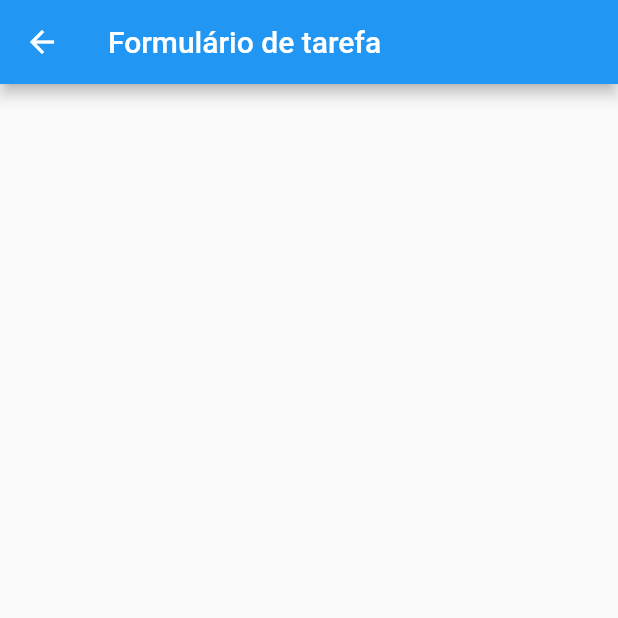
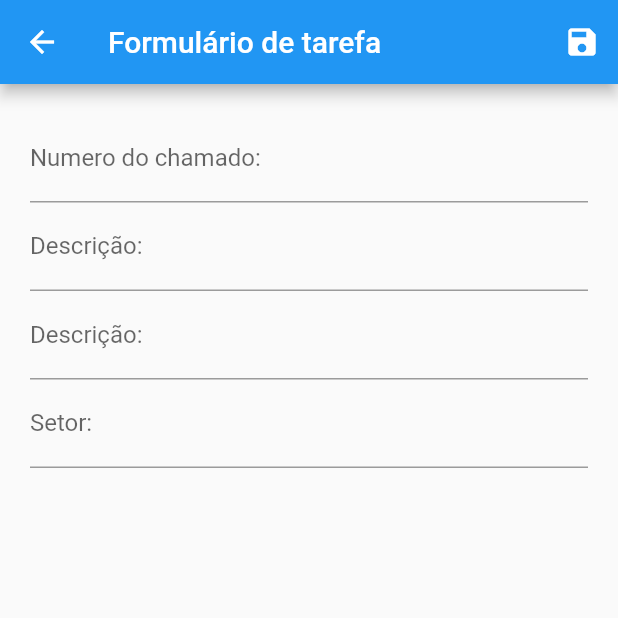
Before and after one commit to decolemos/new_task_list, a Flutter app: the screen it shows after launch, after a tap on the "add" icon, on a phone screen of 412 x 824 dp, the top half of it. Run offline on Flutter 3.47's test engine with Material 2 defaults, Android fonts, the light colour scheme and no system bars.

Commit message:
Inserindo logica

```diff
--- a/lib/app/app.dart
+++ b/lib/app/app.dart
@@ -19,7 +19,7 @@ class MyApp extends StatelessWidget {
       child: MaterialApp(
         routes: {
           AppRoutes.HOME: (_) => const TasksList(),
-          AppRoutes.TASK_FORM: (_) => const TaskForm()
+          AppRoutes.TASK_FORM: (_) => TaskForm()
         },
       ),
     );
--- a/lib/components/taks_tile.dart
+++ b/lib/components/taks_tile.dart
@@ -1,5 +1,7 @@
 import 'package:flutter/material.dart';
 import 'package:new_task_list/models/task.dart';
+
+import '../app/app_routes.dart';
 
 class TaskTile extends StatelessWidget {
 
@@ -16,13 +18,18 @@ class TaskTile extends StatelessWidget {
           child: Image.asset('assets/malwee_logo.png'),
       ),
       title: Text('N° do chamado: ${task.number}'),
-      subtitle: Text(task.description),
+      subtitle: Text('${task.description}'),
       trailing: SizedBox(
         width: 100,
         child: Row(
           children: [
             IconButton(
-              onPressed: () {},
+              onPressed: () {
+                Navigator.of(context).pushNamed(
+                  AppRoutes.TASK_FORM,
+                  arguments: task,
+                );
+              },
               icon: const Icon(Icons.edit),
               color: Colors.orange,
             ),
--- a/lib/models/task.dart
+++ b/lib/models/task.dart
@@ -1,9 +1,9 @@
 class Task {
   final String? id;
-  final String number;
-  final String applicant;
-  final String description;
-  final String sector;
+  final String? number;
+  final String? applicant;
+  final String? description;
+  final String? sector;
 
   const Task ({
     this.id,
--- a/lib/pages/task_form.dart
+++ b/lib/pages/task_form.dart
@@ -1,13 +1,77 @@
 import 'package:flutter/material.dart';
+import 'package:new_task_list/models/task.dart';
+import 'package:provider/provider.dart';
+
+import '../provider/tasks.dart';
 
 class TaskForm extends StatelessWidget {
-  const TaskForm({super.key});
+  TaskForm({super.key});
+
+  final _form = GlobalKey<FormState>();
+  final Map<String, String> _formData = {};
 
   @override
   Widget build(BuildContext context) {
     return Scaffold(
       appBar: AppBar(
         title: const Text('Formulário de tarefa'),
+        actions: [
+          IconButton(
+            onPressed: () {
+             bool? isValid = _form.currentState?.validate();
+
+              if(isValid!) {
+                  _form.currentState?.save();
+                  Provider.of<Tasks>(context, listen: false).put(Task(
+                    id: _formData['id'],
+                    number: _formData['number'],
+                    applicant: _formData['applicant'],
+                    description: _formData['description'],
+                    sector: _formData['sector'],
+                  ),
+                );
+                Navigator.of(context).pop();
+              }
+            },
+            icon: const Icon(Icons.save)
+          )
+        ],
+      ),
+      body: Padding(padding: const EdgeInsets.all(20),
+        child: Form(
+          key: _form,
+          child: Column(
+            children: [
+              TextFormField(
+                decoration: const InputDecoration(labelText: 'Numero do chamado:'),
+                validator: (value) {
+                  if(value == null || value.trim().isEmpty ){
+                    return 'Informe o numero do chamado';
+                  }
+
+                  if(value.trim().length < 6){
+                    return 'Digite o numero do chamado completo. Minimo 6 digitos';
+                  }
+
+                  return null;
+                },
+                onSaved: (value) => _formData['Numero do chamado:'] = value!,
+              ),
+              TextFormField(
+                decoration: const InputDecoration(labelText: 'Descrição:'),
+                onSaved: (value) => _formData['Requerente:'] = value!,
+              ),
+              TextFormField(
+                decoration: const InputDecoration(labelText: 'Descrição:'),
+                onSaved: (value) => _formData['Descrição:'] = value!,
+              ),
+              TextFormField(
+                decoration: const InputDecoration(labelText: 'Setor:'),
+                onSaved: (value) => _formData['Setor:'] = value!,
+              ),
+            ],
+          )
+        ),
       ),
     );
   }
--- a/lib/pages/tasks_list.dart
+++ b/lib/pages/tasks_list.dart
@@ -22,7 +22,9 @@ class TasksList extends StatelessWidget {
               Icons.add
             ),
             onPressed: () {
-              Navigator.of(context).pushNamed(AppRoutes.TASK_FORM);
+              Navigator.of(context).pushNamed(
+                AppRoutes.TASK_FORM
+              );
             },
           )
         ],
```
